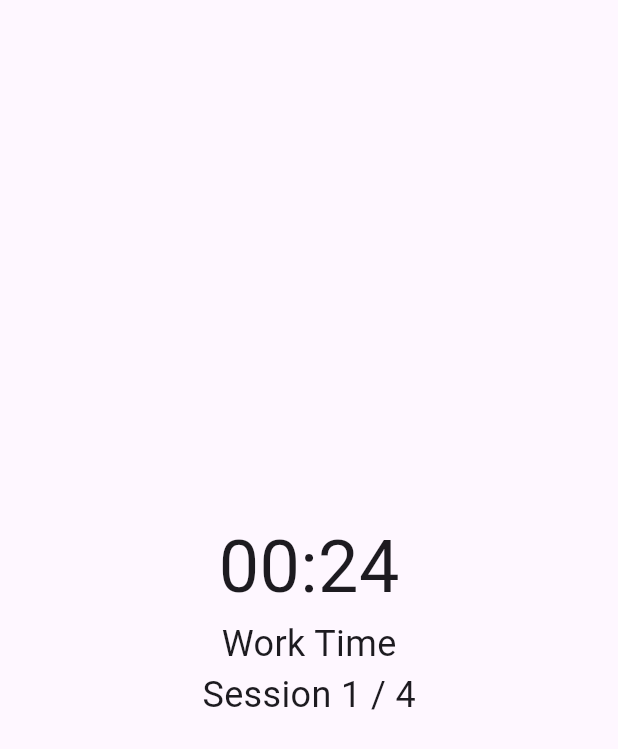
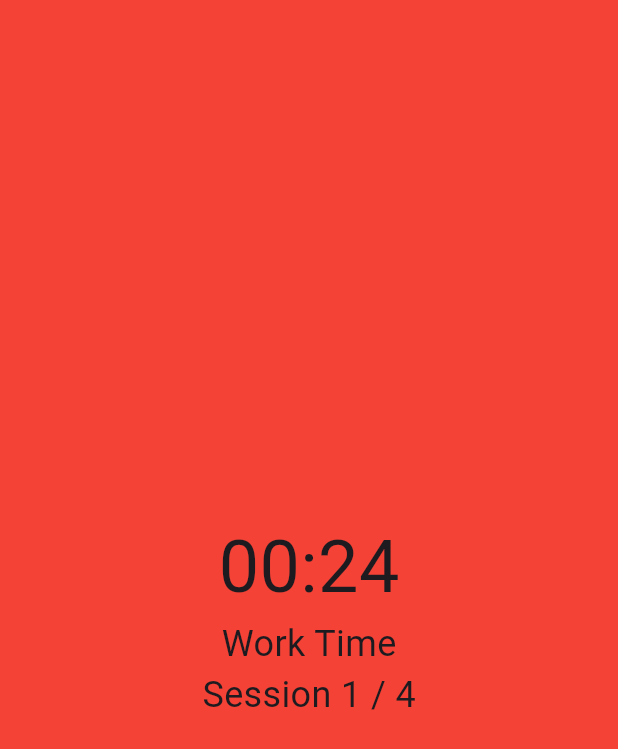
Before and after one commit to CareerDelTorro/pomodoro-coffee, a Flutter app: the screen it shows after launch, after a tap on "Start", on a phone screen of 412 x 824 dp. Shown: the top 749 px of the screen. Run offline on Flutter 3.47's test engine with Material 3 defaults, Android fonts, the phone set to English and light mode, and no system bars.

Commit message:
change session background colour

```diff
--- a/lib/pages/session_page.dart
+++ b/lib/pages/session_page.dart
@@ -15,6 +15,7 @@ class SessionPageState extends State<SessionPage> {
   int _remainingSeconds = 0;
   TimerMode _currentMode = TimerMode.workTime;
   int numSessionsLeft = 0;
+  Color backgroundColor = Colors.red;
 
   void setTimer(int durationMin) {
     setState(() {
@@ -54,13 +55,19 @@ class SessionPageState extends State<SessionPage> {
         _currentMode = TimerMode.breakTime;
         setTimer(appState.breakDuration);
         startTimer();
+        changeBackgroundColour(TimerMode.breakTime);
         break;
       case TimerMode.breakTime:
         _currentMode = TimerMode.workTime;
         setTimer(appState.workDuration);
         startTimer();
+        changeBackgroundColour(TimerMode.workTime);
         break;
     }
+  }
+
+  void changeBackgroundColour(TimerMode mode) {
+    backgroundColor = mode == TimerMode.workTime ? Colors.red : Colors.green;
   }
 
   String get timerText {
@@ -79,6 +86,7 @@ class SessionPageState extends State<SessionPage> {
         numSessionsLeft = appState.numSessionsTotal;
         setTimer(appState.workDuration);
         startTimer();
+        changeBackgroundColour(TimerMode.workTime);
       });
     });
   }
@@ -88,6 +96,7 @@ class SessionPageState extends State<SessionPage> {
     final appState = Provider.of<AppState>(context);
 
     return Scaffold(
+      backgroundColor: backgroundColor,
       body: Center(
         child: Column(
           mainAxisAlignment: MainAxisAlignment.center,
```
Also changed, not shown: 1 other file.
